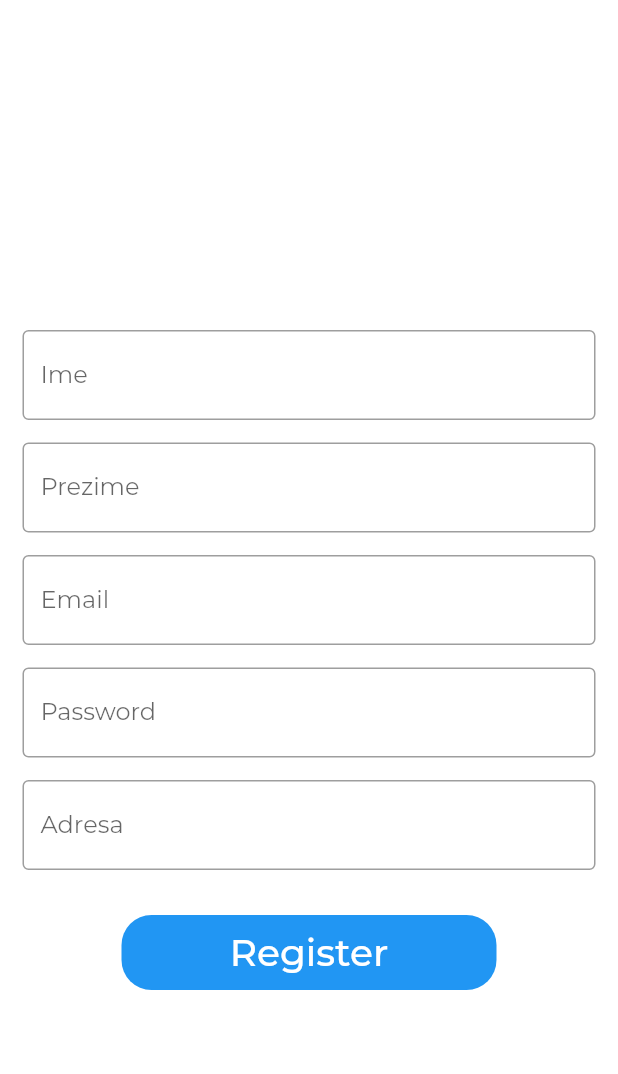
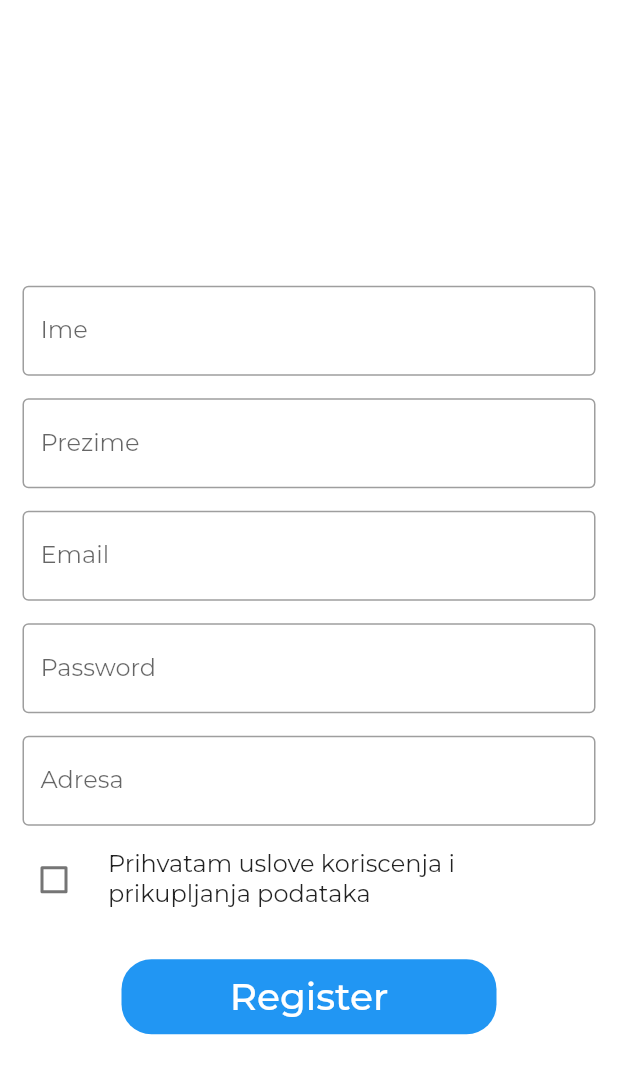
Before and after one commit to ananestorovic/fon-hackathon-2023, a Flutter app: the Register screen opened directly, on a phone screen of 412 x 824 dp. Shown: the top 1074 px of the screen. Run offline on Flutter 3.47's test engine with Material 2 defaults, Android fonts, the phone set to English and light mode, and no system bars; our stand-ins replace cloud_firestore, firebase_auth, firebase_core, google_fonts, image_picker; accounts and stored records are empty.

Commit message:
Finalne izmene

```diff
--- a/lib/auth/register.dart
+++ b/lib/auth/register.dart
@@ -13,7 +13,7 @@ class Register extends StatefulWidget {
 class _RegisterState extends State<Register> {
   final AuthService _auth = AuthService();
   final _formKey = GlobalKey<FormState>();
-
+  var isChecked = false;
   String firstname = '';
   String lastname = '';
   String email = '';
@@ -134,7 +134,22 @@ class _RegisterState extends State<Register> {
                   ),
                 ),
                 SizedBox(
-                  height: 30,
+                  height: 8,
+                ),
+                CheckboxListTile(
+                  //checkbox positioned at left
+                  value: isChecked,
+                  controlAffinity: ListTileControlAffinity.leading,
+                  onChanged: (bool? value) {
+                    setState(() {
+                      isChecked = value!;
+                    });
+                  },
+                  title: Text(
+                      "Prihvatam uslove koriscenja i prikupljanja podataka"),
+                ),
+                SizedBox(
+                  height: 25,
                 ),
                 Container(
                   height: 50,
--- a/lib/principal.dart
+++ b/lib/principal.dart
@@ -176,7 +176,7 @@ class _PrincipalState extends State<Principal> {
               mainAxisAlignment: MainAxisAlignment.spaceBetween,
               children: [
                 Text(
-                  "Newest Pet",
+                  "Recently added",
                   style: TextStyle(
                     fontSize: 18,
                     fontWeight: FontWeight.bold,
```
